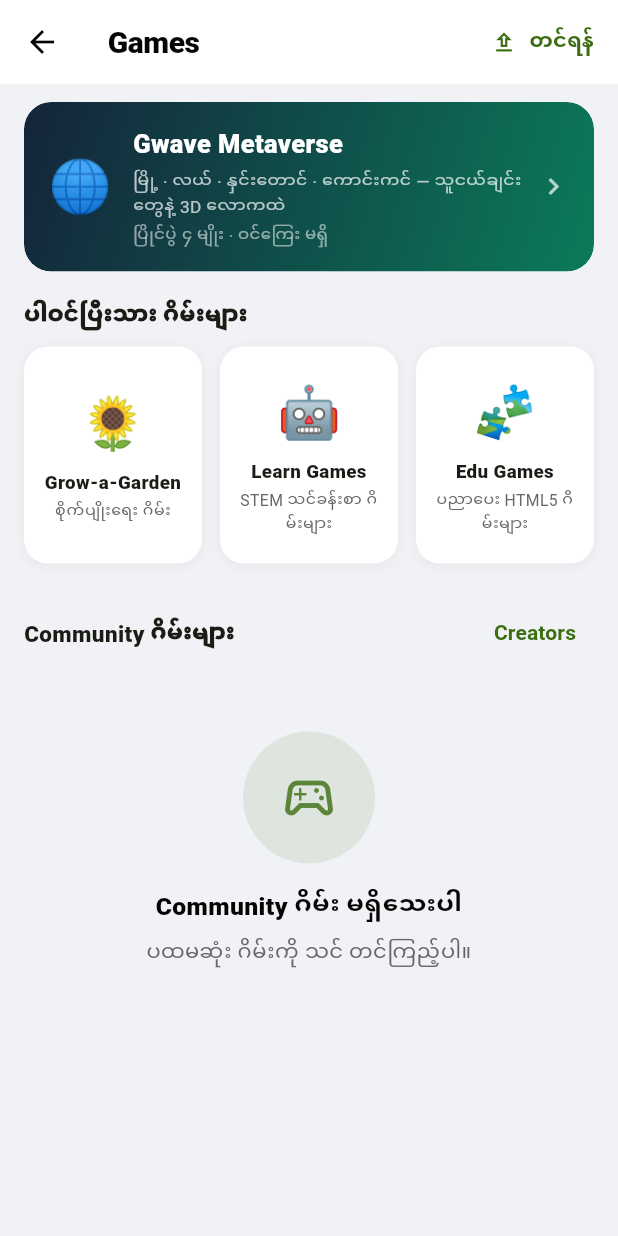
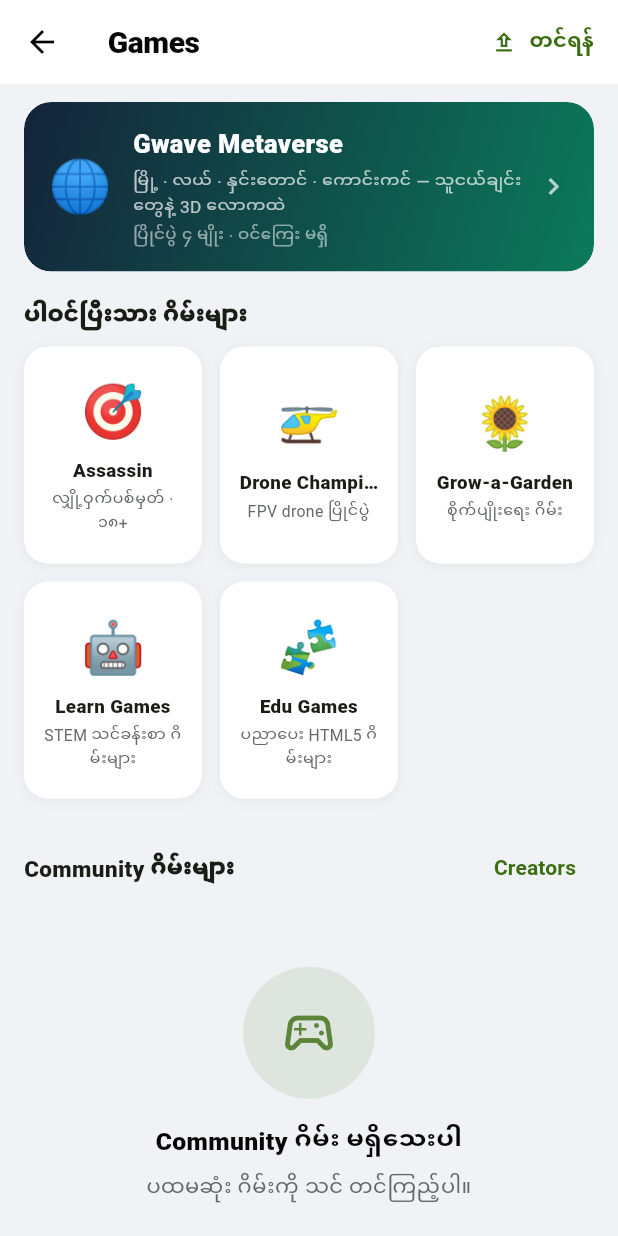
Before and after one commit to KoNyein/gwave.ai, a Flutter app: the GamesScreen screen opened directly, on a phone screen of 412 x 824 dp. Run offline on Flutter 3.47's test engine with Material 3 defaults, Android fonts, the phone set to English and light mode, and no system bars; our stand-ins replace app_links, audioplayers, cached_network_image, camera, file_picker, firebase_core and 19 more; missing offline and left inert: apivideo_live_stream, app_usage, flutter_pdfview, flutter_webrtc, installed_apps, light and 8 more; accounts and stored records are empty; network calls fail; statements that could not run were skipped; project files that could hold a hidden picture were left out.

Commit message:
mobile: surface Assassin and the drone sim in the app's games hub
Both are reachable on the web but were missing from the app's list, so in
the app they existed only if you knew the URL.

The 18+ gate stays where it is. The app does not carry the user's age and
should not decide this: the page runs requireAdult() and the socket refuses
a connection without an adult claim, so a minor tapping the tile lands on
/restricted. A check in the app would be both duplicated and bypassable —
the WebView can be pointed at the path directly.

Co-Authored-By: Claude Opus 5 <noreply@anthropic.com>
Claude-Session: https://claude.ai/code/session_012s9enLxZbWByPEqhMYct4c

```diff
--- a/mobile/lib/features/games/games_screen.dart
+++ b/mobile/lib/features/games/games_screen.dart
@@ -23,7 +23,13 @@ class _GamesScreenState extends State<GamesScreen> {
   List<Game> _community = [];
   bool _loading = true;
 
+  /// ★ ဒါတွေက web ဂိမ်းတွေမို့ WebView နဲ့ ဖွင့်တယ်။ အသက်/အခွင့်အရေး
+  ///   ဂိတ်တွေက **server မှာ** ရှိတယ် (`requireAdult()`) — app က ဂိတ်ကို
+  ///   မကိုင်ဘူး၊ ကိုင်ရင်လည်း WebView ကို တိုက်ရိုက်ဖွင့်လို့ ကျော်လို့ရမယ်။
+  ///   ၁၈+ မဟုတ်သူက အဲဒီစာမျက်နှာကနေ `/restricted` ကို ရောက်သွားမယ်။
   static const _builtins = <(String, String, String, String)>[
+    ("🎯", "Assassin", "လျှို့ဝှက်ပစ်မှတ် · ၁၈+", "/games/assassin"),
+    ("🚁", "Drone Champions", "FPV drone ပြိုင်ပွဲ", "/games/drone-sim"),
     ("🌻", "Grow-a-Garden", "စိုက်ပျိုးရေး ဂိမ်း", "/learn/game"),
     ("🤖", "Learn Games", "STEM သင်ခန်းစာ ဂိမ်းများ", "/learn"),
     ("🧩", "Edu Games", "ပညာပေး HTML5 ဂိမ်းများ", "/games"),
```
